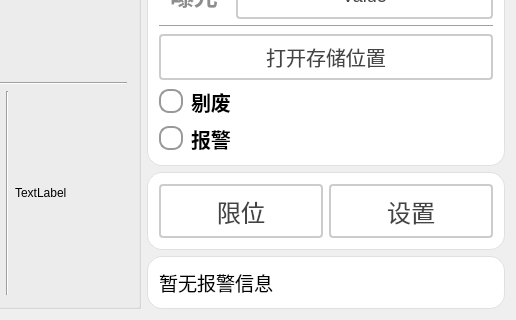
Before: the Qt Designer form MosquitoDetectionOfFoodBags/ui/MDOFoodBags.ui in WIND-ROAD-RUN/MosquitoDetectionOfFoodBags, drawn with Qt 5; both pictures show x 518 to 1034 and y 565 to 885 of the 1034 by 885 pixel window.
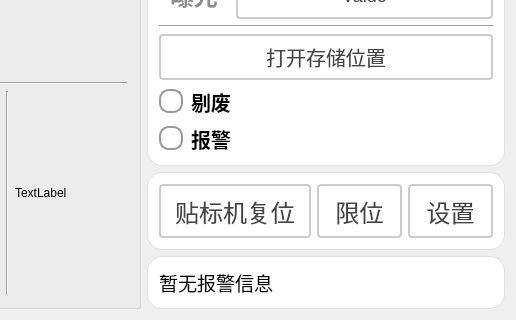
After: the same form once the commit is applied. Icons and pictures are not drawn.

```diff
--- a/MosquitoDetectionOfFoodBags/ui/MDOFoodBags.ui
+++ b/MosquitoDetectionOfFoodBags/ui/MDOFoodBags.ui
@@ -1258,7 +1258,40 @@
           <property name="title">
            <string/>
           </property>
-          <layout class="QHBoxLayout" name="horizontalLayout_3">
+          <layout class="QHBoxLayout" name="horizontalLayout_3" stretch="1,1,1">
+           <item>
+            <widget class="QPushButton" name="btn_tiebiaojifuwei">
+             <property name="sizePolicy">
+              <sizepolicy hsizetype="Expanding" vsizetype="Expanding">
+               <horstretch>0</horstretch>
+               <verstretch>0</verstretch>
+              </sizepolicy>
+             </property>
+             <property name="styleSheet">
+              <string notr="true">QPushButton {
+    padding: 6px 14px;
+    border: 2px solid #CCC;
+    border-radius: 4px;
+    background-color: white;
+    color: #444;
+    font-size: 24px; 
+}
+
+QPushButton:hover {
+    border-color: #999;
+    background-color: #F5F5F5;
+}
+
+QPushButton:pressed {
+    border-color: #777;
+    background-color: #EEE;
+}</string>
+             </property>
+             <property name="text">
+              <string>贴标机复位</string>
+             </property>
+            </widget>
+           </item>
            <item>
             <widget class="QPushButton" name="pbtn_limit">
              <property name="sizePolicy">
```
